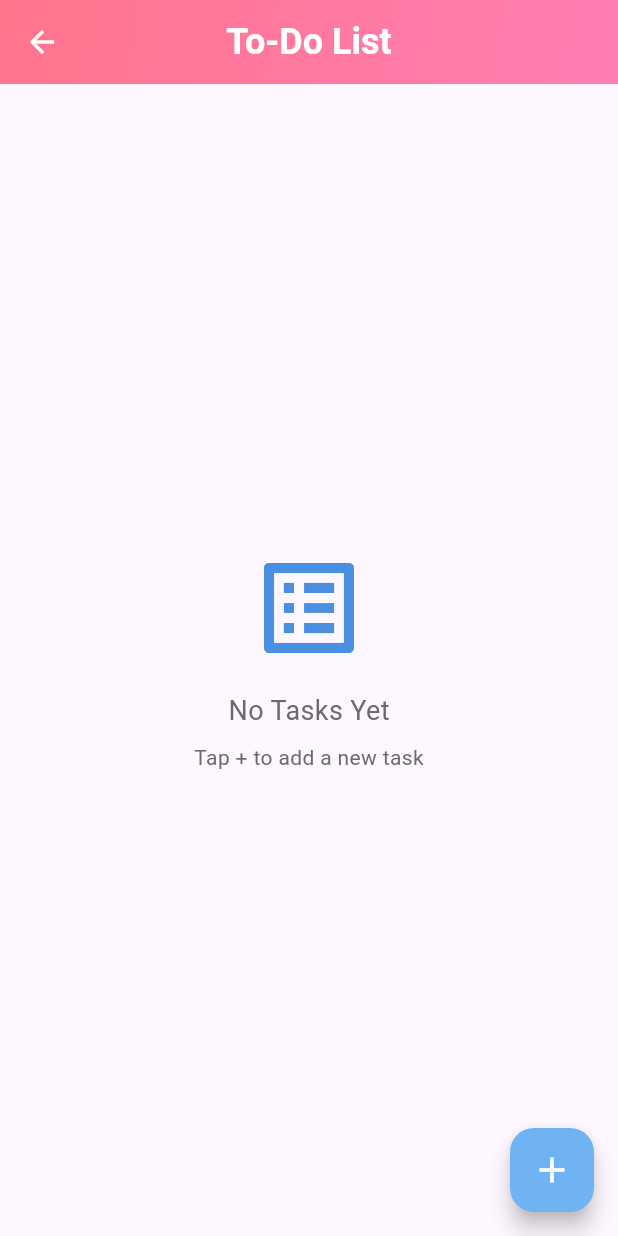
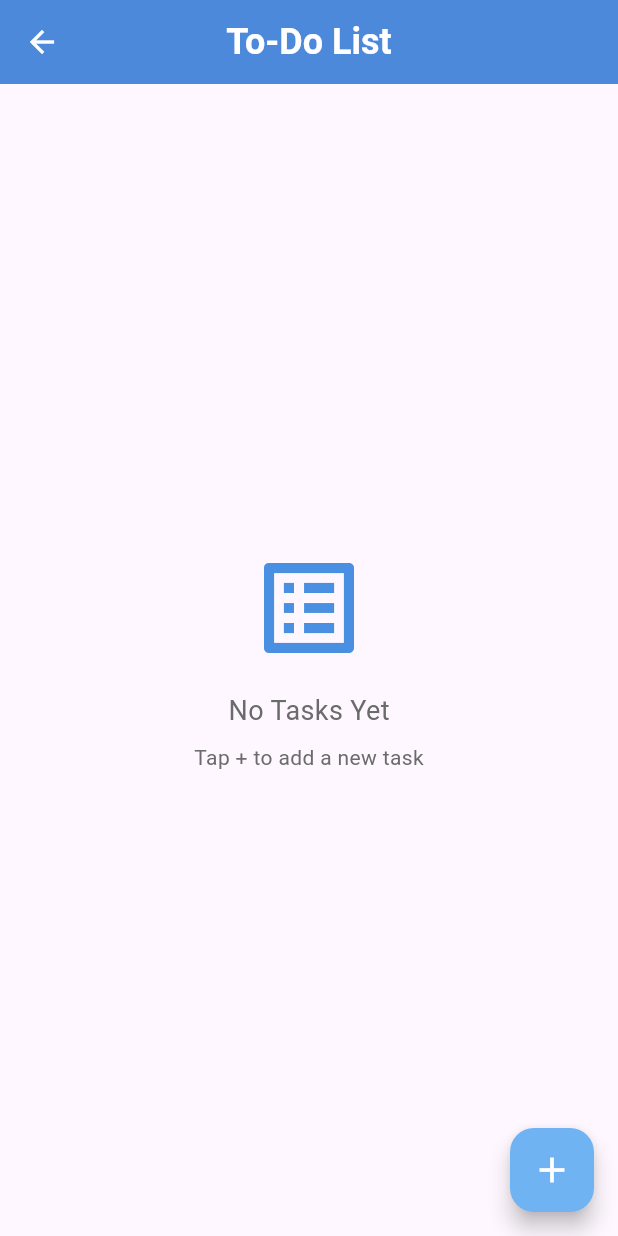
Before and after one commit to Amina-del-tech/dhc-assignment, a Flutter app: the TodoScreen screen opened directly, on a phone screen of 412 x 824 dp. Run offline on Flutter 3.47's test engine with Material 3 defaults, Android fonts, the phone set to English and light mode, and no system bars; our stand-ins replace cloud_firestore, firebase_auth, firebase_core, shared_preferences; accounts and stored records are empty.

Commit message:
update screen

```diff
--- a/lib/screens/week1/forgot_password_screen.dart
+++ b/lib/screens/week1/forgot_password_screen.dart
@@ -1,5 +1,6 @@
 import 'package:firebase_auth/firebase_auth.dart';
 import 'package:flutter/material.dart';
+import 'package:my_flutter_journey/utils/app_colors.dart';
 
 class ForgotPasswordScreen extends StatefulWidget {
   const ForgotPasswordScreen({super.key});
@@ -58,7 +59,8 @@ class _ForgotPasswordScreenState extends State<ForgotPasswordScreen> {
           style: TextStyle(color: Colors.white),
         ),
         centerTitle: true,
-        backgroundColor: const Color(0xff3f5bd8), // Blue AppBar
+        iconTheme: IconThemeData(color: Colors.white),
+     backgroundColor: AppColors.primary,
       ),
       body:loading
           ? const Center(child: CircularProgressIndicator())
--- a/lib/screens/week1/home_screen.dart
+++ b/lib/screens/week1/home_screen.dart
@@ -34,7 +34,7 @@ class HomeScreen extends StatelessWidget {
         ),
         iconTheme:IconThemeData(color: Colors.white),
         centerTitle: true,
-        backgroundColor: AppColors.week1Gradient[0],
+        backgroundColor: AppColors.primary,
       ),
       body: Container(
         width: double.infinity,
--- a/lib/screens/week1/login_screen.dart
+++ b/lib/screens/week1/login_screen.dart
@@ -3,6 +3,7 @@ import 'package:flutter/material.dart';
 import 'package:my_flutter_journey/screens/week1/forgot_password_screen.dart';
 import 'package:my_flutter_journey/screens/week1/home_screen.dart';
 import 'package:my_flutter_journey/screens/week1/signup_screen.dart';
+import 'package:my_flutter_journey/utils/app_colors.dart';
 
 class LoginScreen extends StatefulWidget {
   const LoginScreen({super.key});
@@ -91,13 +92,14 @@ class _LoginScreenState extends State<LoginScreen> {
     return Scaffold(
       backgroundColor: const Color(0xffe9eef5),
       appBar: AppBar(
-        backgroundColor: const Color(0xff3f5bd8),
+
         title: const Text("Login"),
         titleTextStyle: const TextStyle(
           fontWeight: FontWeight.bold,
           fontSize: 20,
           color: Colors.white,
         ),
+        backgroundColor: AppColors.primary,
         centerTitle: true,
         leading: IconButton(
           icon: const Icon(Icons.arrow_back),
--- a/lib/screens/week1/signup_screen.dart
+++ b/lib/screens/week1/signup_screen.dart
@@ -88,7 +88,7 @@ class _SignupScreenState extends State<SignupScreen> {
     return Scaffold(
       backgroundColor: AppColors.background,
       appBar: AppBar(
-        backgroundColor: const Color(0xff3f5bd8),
+      backgroundColor: AppColors.primary,
         title: const Text("Sign Up"),
         titleTextStyle: const TextStyle(
           fontWeight: FontWeight.bold,
--- a/lib/screens/week2/counter_app_screen.dart
+++ b/lib/screens/week2/counter_app_screen.dart
@@ -61,7 +61,8 @@ class _CounterAppScreenState extends State<CounterAppScreen> {
         ),
         centerTitle: true,
         iconTheme: const IconThemeData(color: Colors.white),
-        backgroundColor: AppColors.week2Gradient[0],
+        backgroundColor: AppColors.primary,
+        elevation: 0,
       ),
       body: Center(
         child: LayoutBuilder(
--- a/lib/screens/week2/todo_app_screen.dart
+++ b/lib/screens/week2/todo_app_screen.dart
@@ -197,22 +197,15 @@ class _TodoScreenState extends State<TodoScreen> {
         title: const Text("To-Do List"),
         centerTitle: true,
         elevation: 6,
+        backgroundColor: AppColors.primary,
         titleTextStyle: const TextStyle(
           fontWeight: FontWeight.bold,
           fontSize: 24,
           color: Colors.white,
         ),
         iconTheme: const IconThemeData(color: Colors.white),
-        flexibleSpace: Container(
-          decoration: BoxDecoration(
-            gradient: LinearGradient(
-              colors: AppColors.week2Gradient,
-              begin: Alignment.topLeft,
-              end: Alignment.bottomRight,
-            ),
-          ),
-        ),
       ),
+
       body: tasks.isEmpty
           ? Center(
               child: Column(
--- a/lib/screens/week2/week2_screen.dart
+++ b/lib/screens/week2/week2_screen.dart
@@ -19,10 +19,11 @@ class Week2Screen extends StatelessWidget {
           ),
         ),
         centerTitle: true,
+        backgroundColor: AppColors.primary,
         iconTheme: const IconThemeData(
           color: Colors.white,
         ),
-        backgroundColor: AppColors.week2Gradient[0],
+
       ),
       body: Container(
         width: double.infinity,
--- a/lib/screens/week3/task_manager_screen.dart
+++ b/lib/screens/week3/task_manager_screen.dart
@@ -2,6 +2,7 @@ import 'dart:convert';
 import 'package:flutter/material.dart';
 import 'package:my_flutter_journey/screens/models/task_model.dart';
 import 'package:my_flutter_journey/screens/widgets/task_tile.dart';
+import 'package:my_flutter_journey/utils/app_colors.dart';
 import 'package:my_flutter_journey/utils/constants.dart';
 import 'package:shared_preferences/shared_preferences.dart';
 
@@ -176,6 +177,7 @@ class _TaskManagerScreenState extends State<TaskManagerScreen> {
           fontWeight: FontWeight.bold,
           fontSize: 20,
         ),
+        backgroundColor: AppColors.primary,
         iconTheme: const IconThemeData(color: Colors.white),
         flexibleSpace: Container(
           decoration: const BoxDecoration(
--- a/lib/week6/settings_screen.dart
+++ b/lib/week6/settings_screen.dart
@@ -51,12 +51,11 @@ class SettingsScreen extends StatelessWidget {
 
             const SizedBox(height: 16),
 
-            // Dark / Light mode toggle (example only)
             ListTile(
               leading: const Icon(Icons.brightness_6, color: Colors.orange),
               title: const Text("Toggle Dark Mode"),
               onTap: () {
-                // Toggle theme logic here (optional)
+
                 ScaffoldMessenger.of(context).showSnackBar(
                   const SnackBar(content: Text("Theme toggled!")),
                 );
```
Also changed, not shown: lib/week6/todo_screen2.dart (+3 -9 lines).
